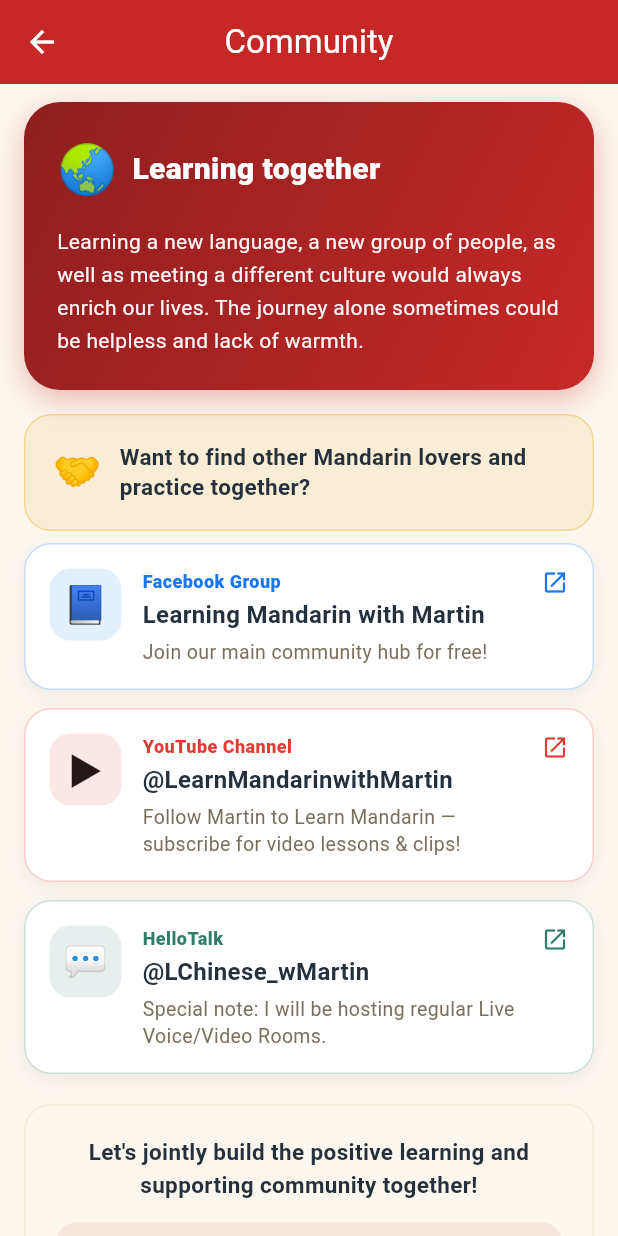
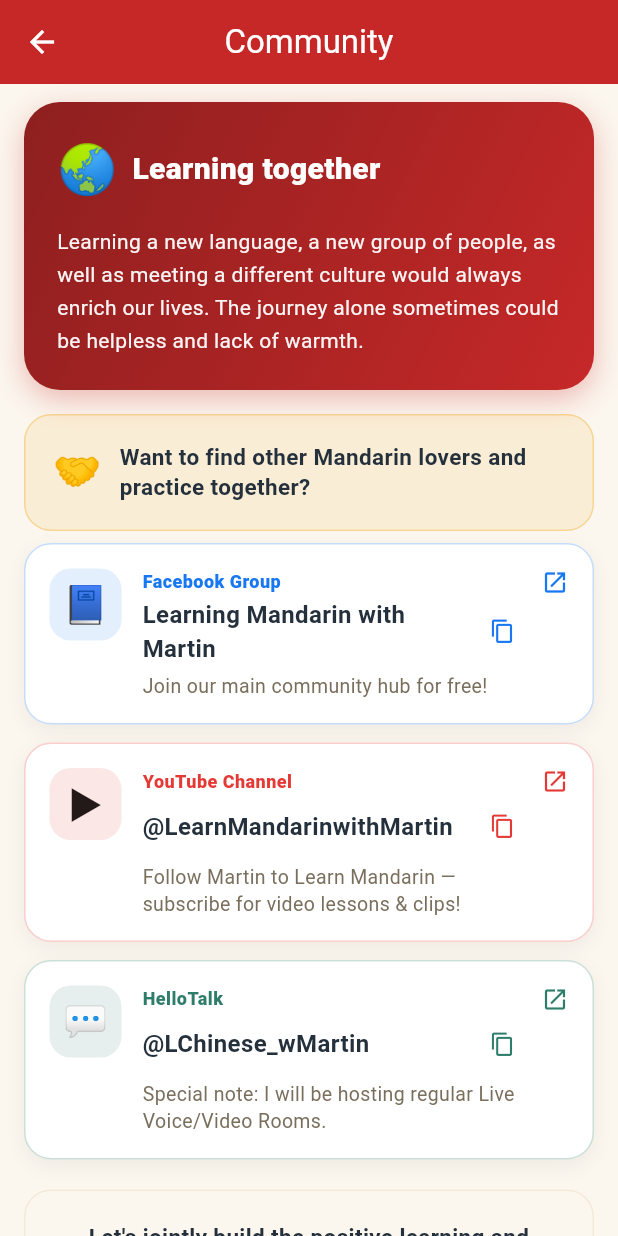
Before and after one commit to MigAppSprig/mandarin_go, a Flutter app: the CommunityScreen screen opened directly, on a phone screen of 412 x 824 dp. Run offline on Flutter 3.47's test engine with Material 3 defaults, Android fonts, the phone set to English and light mode, and no system bars; our stand-ins replace audioplayers, flutter_tts, shared_preferences; missing offline and left inert: pinyin; accounts and stored records are empty.

Commit message:
Add copy buttons for community handles

```diff
--- a/lib/screens/community_screen.dart
+++ b/lib/screens/community_screen.dart
@@ -1,4 +1,5 @@
 import 'package:flutter/material.dart';
+import 'package:flutter/services.dart';
 import 'package:url_launcher/url_launcher.dart';
 
 import '../theme/app_theme.dart';
@@ -12,6 +13,19 @@ class CommunityScreen extends StatelessWidget {
       'https://www.facebook.com/search/groups/?q=Learning%20Mandarin%20with%20Martin';
   static const String youtubeUrl = 'https://www.youtube.com/@LearnMandarinwithMartin';
   static const String helloTalkUrl = 'https://hellotalk.com/@LChinese_wMartin';
+
+  /// Copies [text] to the clipboard and confirms with a snack bar.
+  Future<void> _copy(BuildContext context, String text) async {
+    await Clipboard.setData(ClipboardData(text: text));
+    if (context.mounted) {
+      ScaffoldMessenger.of(context).showSnackBar(
+        SnackBar(
+          content: Text('Copied: $text'),
+          duration: const Duration(seconds: 2),
+        ),
+      );
+    }
+  }
 
   Future<void> _open(BuildContext context, String url) async {
     final uri = Uri.parse(url);
@@ -215,13 +229,26 @@ class CommunityScreen extends StatelessWidget {
                         ),
                       ),
                       const SizedBox(height: 2),
-                      Text(
+                      Row(
+                        children: [
+                          Expanded(
+                            child: Text(
                               handle,
                               style: const TextStyle(
                                 fontSize: 16,
                                 fontWeight: FontWeight.w700,
                                 color: AppColors.ink,
                               ),
+                            ),
+                          ),
+                          IconButton(
+                            icon: const Icon(Icons.copy, size: 17),
+                            tooltip: 'Copy',
+                            visualDensity: VisualDensity.compact,
+                            color: color,
+                            onPressed: () => _copy(context, handle),
+                          ),
+                        ],
                       ),
                       const SizedBox(height: 4),
                       Text(
```
Lines whose indentation alone changed are shown as unchanged.
